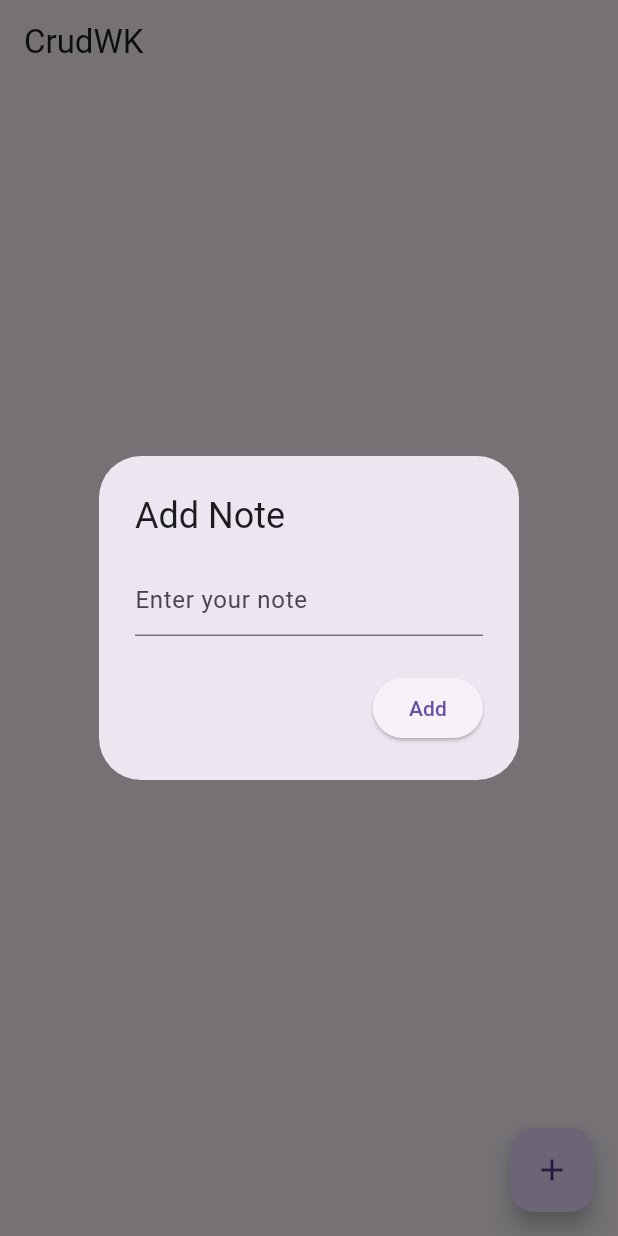
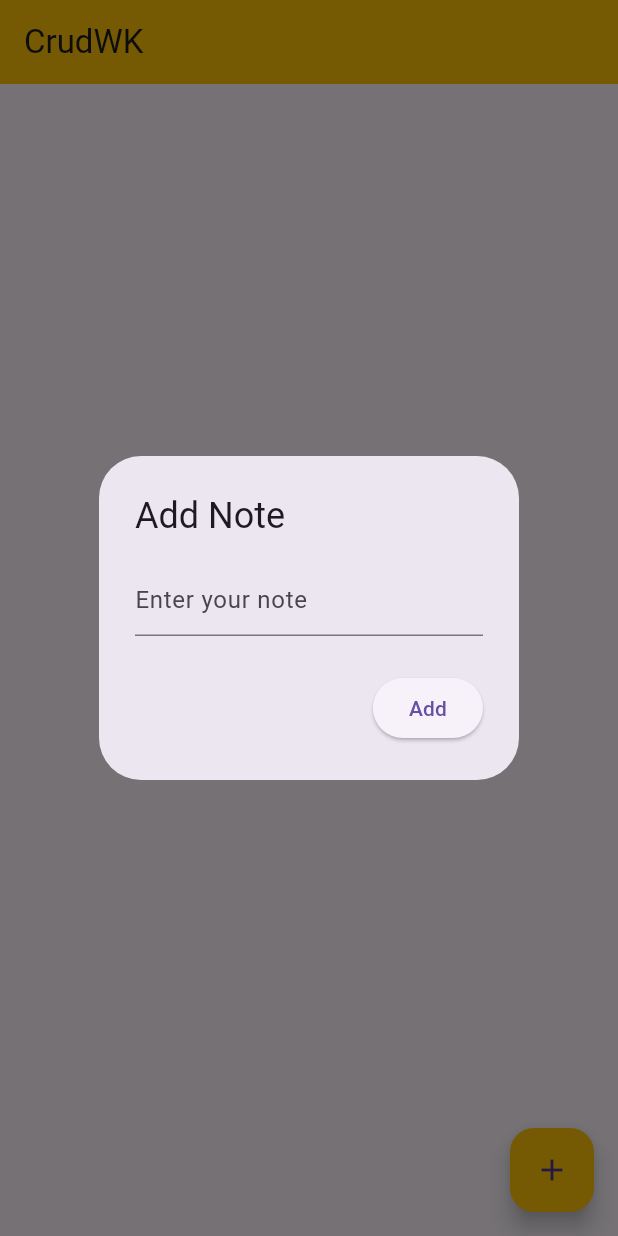
Before and after one commit to WendelJunior03/crud_wk, a Flutter app: the screen it shows after launch, after a tap on the "add" icon, on a phone screen of 412 x 824 dp. Run offline on Flutter 3.47's test engine with Material 3 defaults, Android fonts, the phone set to English and light mode, and no system bars; our stand-ins replace cloud_firestore, firebase_core; accounts and stored records are empty.

Commit message:
talent: delete method added

```diff
--- a/lib/pages/home_page.dart
+++ b/lib/pages/home_page.dart
@@ -20,16 +20,16 @@ class _HomePageState extends State<HomePage> {
     showDialog(
       context: context,
       builder: (context) => AlertDialog(
-        title: Text('Add Note'),
+        title: const Text('Add Note'),
         content: TextField(
-          decoration: InputDecoration(hintText: 'Enter your note'),
+          decoration: const InputDecoration(hintText: 'Enter your note'),
           controller: textController,
         ),
         actions: [
           ElevatedButton(
             onPressed: () {
               // Add a new note
-              if(docID == null) {
+              if (docID == null) {
                 FirestoreService().addNote(textController.text);
               }
               //update an existing note
@@ -42,7 +42,7 @@ class _HomePageState extends State<HomePage> {
               // Close the box
               Navigator.pop(context);
             },
-            child: Text("Add"),
+            child: const Text("Add"),
           ),
         ],
       ),
@@ -54,10 +54,12 @@ class _HomePageState extends State<HomePage> {
     return Scaffold(
       appBar: AppBar(
         title: const Text("CrudWK"),
+        backgroundColor: Colors.amber,
       ),
       floatingActionButton: FloatingActionButton(
         onPressed: () => openNoteBox(), // Call openNoteBox with context
         child: const Icon(Icons.add),
+        backgroundColor: Colors.amber,
       ),
       body: StreamBuilder<QuerySnapshot>(
         stream: firestoreService.getNotesStream(),
@@ -74,17 +76,28 @@ class _HomePageState extends State<HomePage> {
                 String docID = document.id;
 
                 // get note from each doc
-                Map<String, dynamic> data = document.data() as Map<String, dynamic>;
+                Map<String, dynamic> data =
+                    document.data() as Map<String, dynamic>;
 
                 String noteText = data['note'];
 
                 return ListTile(
-                  title: Text(noteText),
-                  trailing: IconButton(
-                    onPressed: () => openNoteBox(docID: docID),
-                    icon: const Icon(Icons.settings),
-                  ),
-                );
+                    title: Text(noteText),
+                    trailing: Row(
+                      mainAxisSize: MainAxisSize.min,
+                      children: [
+                        // Update button
+                        IconButton(
+                          onPressed: () => openNoteBox(docID: docID),
+                          icon: const Icon(Icons.settings),
+                        ),
+                        // Delete button
+                        IconButton(
+                          onPressed: () => firestoreService.deleteNote(docID),
+                          icon: const Icon(Icons.delete),
+                        ),
+                      ],
+                    ));
               },
             );
           }
```
Also changed, not shown: lib/services/firestore.dart (+10 -6 lines).
